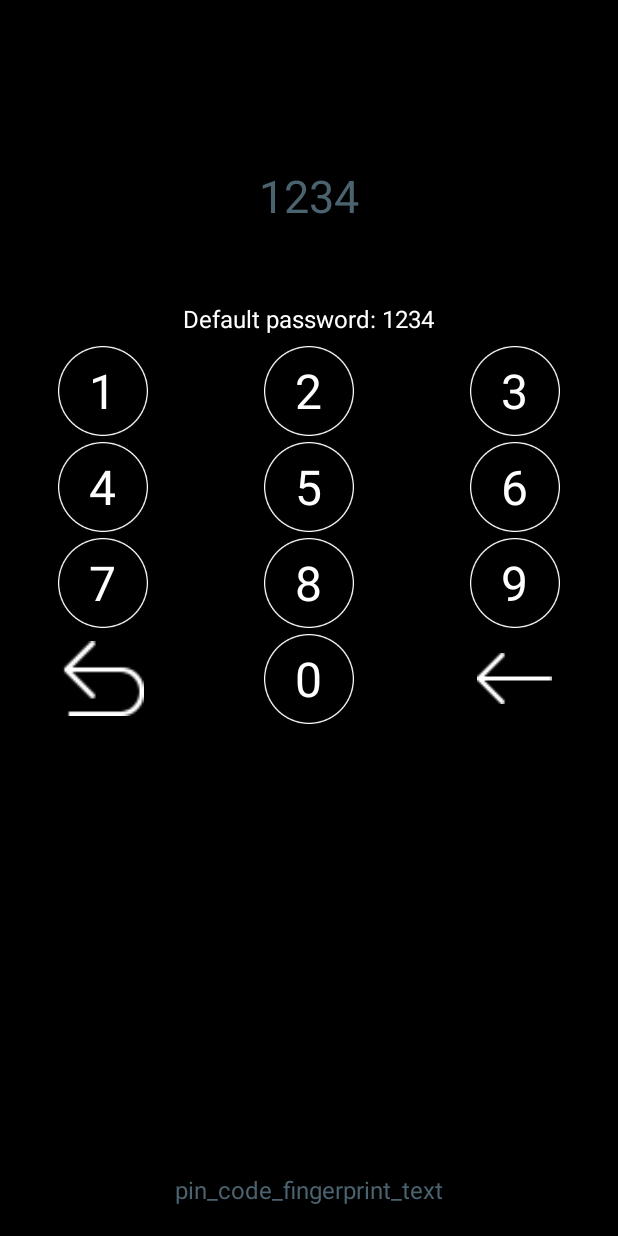
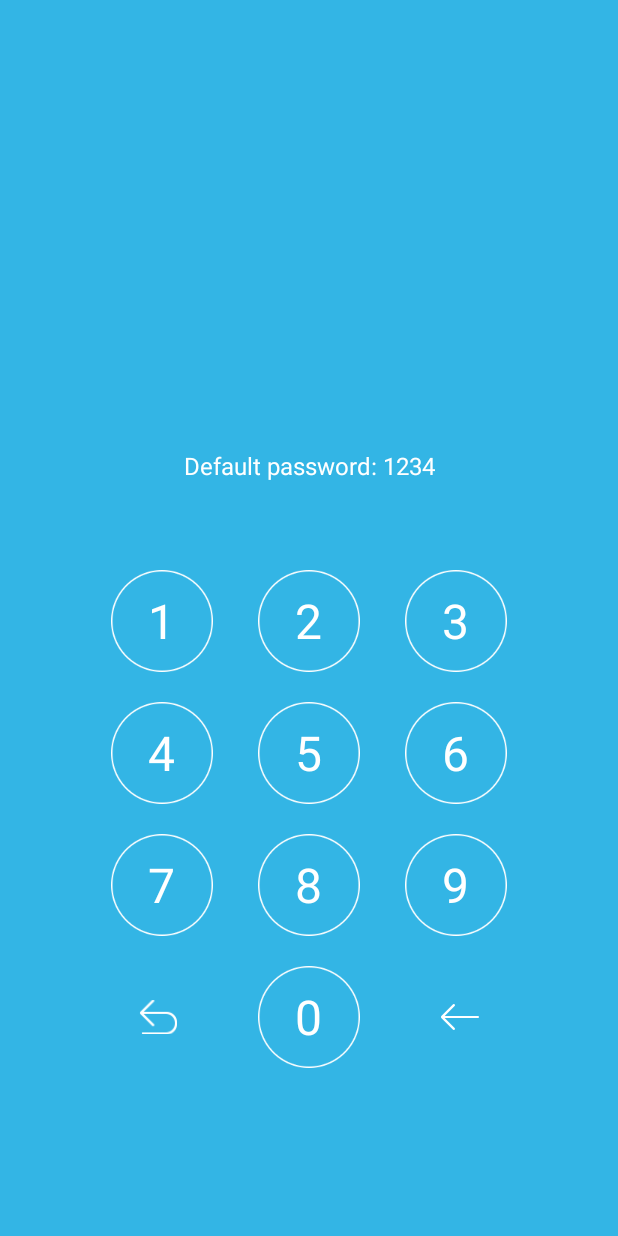
Before and after one commit to KyleCe/ScreenLocker2, an Android app: the layout password_pin_code.xml on its own in the app's theme, with its tools: preview values and no code run, on a phone screen of 412 x 824 dp. Run offline under Robolectric (Android 15) with nearby library versions, the phone set to English and light mode, and no system bars.

```diff
--- a/app/src/main/java/com/ce/game/screenlocker/view/PinCodeView.java
+++ b/app/src/main/java/com/ce/game/screenlocker/view/PinCodeView.java
@@ -30,7 +30,6 @@ public class PinCodeView extends RelativeLayout implements View.OnTouchListener
 
     private static final int DEFAULT_PIN_LENGTH = 4;
 
-    protected TextView mStepTextView;
     protected TextView mPasswordHint;
     protected PinCodeRoundView mPinCodeRoundView;
     protected KeyboardView mKeyboardView;
@@ -94,16 +93,12 @@ public class PinCodeView extends RelativeLayout implements View.OnTouchListener
         mPinCode = "";
         mOldPinCode = "";
 
-        mStepTextView = (TextView) this.findViewById(R.id.pin_code_step_textview);
         mPinCodeRoundView = (PinCodeRoundView) this.findViewById(R.id.pin_code_round_view);
         mPinCodeRoundView.setPinLength(this.getPinLength());
         mPasswordHint = (TextView) this.findViewById(R.id.pin_code_password_hint);
         mPasswordHint.setOnTouchListener(this);
         mKeyboardView = (KeyboardView) this.findViewById(R.id.pin_code_keyboard_view);
         mKeyboardView.setKeyboardButtonClickedListener(this);
-
-        RoundImageView logoImage = ((RoundImageView) findViewById(R.id.pin_code_logo_imageview));
-//        ViewU.show(logoImage);
 
     }
 
--- a/app/src/main/res/layout/password_pin_code.xml
+++ b/app/src/main/res/layout/password_pin_code.xml
@@ -1,124 +1,50 @@
 <?xml version="1.0" encoding="utf-8"?>
 <FrameLayout xmlns:android="http://schemas.android.com/apk/res/android"
-             xmlns:app="http://schemas.android.com/apk/res-auto"
              xmlns:tools="http://schemas.android.com/tools"
              android:layout_width="match_parent"
              android:layout_height="match_parent"
              android:background="@android:color/transparent"
-             android:fillViewport="true"
-             tools:background="@android:color/black"
-    >
+             tools:background="@android:color/holo_blue_light">
 
-    <ScrollView
+    <RelativeLayout
         android:layout_width="match_parent"
         android:layout_height="match_parent"
+        android:layout_gravity="center"
         android:background="@android:color/transparent"
-
-        android:fillViewport="true">
-
-        <RelativeLayout
-
-            android:layout_width="match_parent"
-            android:layout_height="wrap_content"
-            android:background="@android:color/transparent"
-            android:gravity="center_horizontal"
-            android:orientation="vertical"
-            android:paddingBottom="@dimen/activity_pin_code_padding"
-            android:paddingTop="@dimen/activity_pin_code_padding">
-
-            <com.ce.game.screenlocker.view.RoundImageView
-                android:id="@+id/pin_code_logo_imageview"
-                android:layout_width="60dp"
-                android:layout_height="60dp"
-                android:layout_alignParentTop="true"
-                android:layout_centerHorizontal="true"
-                android:layout_marginBottom="@dimen/pin_code_logo_margin"
-                android:scaleType="centerCrop"
-                android:visibility="invisible"
-                tools:visibility="visible"
-                />
-                android:src="@drawable/lock_background"
-
-            <View
-                android:layout_width="match_parent"
-                android:layout_height="1dp"
-                android:layout_below="@+id/pin_code_logo_imageview"
-                android:background="@color/rippleColor"
-                android:visibility="invisible"
-                />
-
-            <TextView
-                android:id="@+id/pin_code_step_textview"
-                android:layout_width="wrap_content"
-                android:layout_height="wrap_content"
-                android:layout_below="@+id/pin_code_logo_imageview"
-                android:layout_centerHorizontal="true"
-                android:textColor="@color/dark_grey_color"
-                android:textSize="@dimen/pin_code_step_text_size"
-                android:visibility="gone"
-                tools:text="1234"
-                tools:visibility="visible"
-                />
-
-            <com.ce.game.screenlocker.view.PinCodeRoundView
-                android:id="@+id/pin_code_round_view"
-                android:layout_width="wrap_content"
-                android:layout_height="wrap_content"
-                android:layout_below="@+id/pin_code_step_textview"
-                android:layout_marginBottom="@dimen/pin_code_elements_margin"
-                android:layout_marginTop="@dimen/pin_code_round_top_margin"/>
+        >
 
         <TextView
             android:id="@+id/pin_code_password_hint"
-                android:layout_width="wrap_content"
+            android:layout_width="match_parent"
             android:layout_height="wrap_content"
-                android:layout_below="@+id/pin_code_round_view"
-                android:layout_centerInParent="true"
+            android:layout_above="@+id/pin_code_round_view"
+            android:layout_centerHorizontal="true"
+            android:layout_marginTop="26dp"
+            android:gravity="center"
             android:singleLine="true"
             android:text="@string/pin_code_password_hint"
             android:textColor="@color/white"
             android:textSize="@dimen/pin_code_forgot_text_size"
-                tools:visibility="visible"
+
+            tools:visibility="visible"/>
+
+        <com.ce.game.screenlocker.view.PinCodeRoundView
+            android:id="@+id/pin_code_round_view"
+            android:layout_width="match_parent"
+            android:layout_height="wrap_content"
+            android:layout_above="@+id/pin_code_keyboard_view"
+            android:layout_marginTop="@dimen/pin_code_round_top_margin_top"
+            android:layout_marginBottom="@dimen/pin_code_round_top_margin"
             />
-            android:visibility="gone"
 
         <com.ce.game.screenlocker.view.KeyboardView
             android:id="@+id/pin_code_keyboard_view"
-                android:layout_width="wrap_content"
-                android:layout_height="wrap_content"
-                android:layout_marginTop="5dp"
-                android:layout_above="@+id/pin_code_fingerprint_imageview"
-                android:layout_below="@+id/pin_code_password_hint"/>
-
-            <ImageView
-                android:id="@+id/pin_code_fingerprint_imageview"
-                android:layout_width="wrap_content"
-                android:layout_height="wrap_content"
-                android:layout_above="@+id/pin_code_fingerprint_textview"
-                android:layout_centerHorizontal="true"
-                android:layout_marginTop="20dp"
-                android:visibility="gone"
-                tools:visibility="visible"
-                />
-
-            <TextView
-                android:id="@+id/pin_code_fingerprint_textview"
-                android:layout_width="wrap_content"
+            android:layout_width="match_parent"
             android:layout_height="wrap_content"
             android:layout_alignParentBottom="true"
-                android:layout_centerInParent="true"
-                android:singleLine="true"
-                android:text="pin_code_forgot_text"
-                android:textColor="@color/dark_grey_color"
-                android:textSize="@dimen/pin_code_forgot_text_size"
-                android:visibility="gone"
-                tools:text="pin_code_fingerprint_text"
-                tools:visibility="visible"
+            android:layout_marginBottom="112dp"
             />
-
     </RelativeLayout>
-
-    </ScrollView>
 
     <View
         android:id="@+id/black_cover"
--- a/app/src/main/res/layout/view_keyboard.xml
+++ b/app/src/main/res/layout/view_keyboard.xml
@@ -3,208 +3,242 @@
     xmlns:android="http://schemas.android.com/apk/res/android"
     xmlns:app="http://schemas.android.com/apk/res-auto"
     android:layout_width="match_parent"
-    android:layout_height="match_parent"
+    android:layout_height="wrap_content"
     android:orientation="vertical">
 
-    <LinearLayout
+    <RelativeLayout
         android:id="@+id/pin_code_first_row"
         android:layout_width="match_parent"
         android:layout_height="wrap_content"
-        android:orientation="horizontal"
-        android:weightSum="3">
+        >
 
         <FrameLayout
-            android:layout_width="0dp"
+            android:layout_width="wrap_content"
             android:layout_height="wrap_content"
-            android:layout_weight="1">
+            android:layout_marginEnd="30dp"
+            android:layout_marginRight="30dp"
+            android:layout_toLeftOf="@+id/first_row_center"
+            android:layout_toStartOf="@+id/first_row_center"
+            >
 
             <com.ce.game.screenlocker.view.KeyboardButtonView
                 android:id="@+id/pin_code_button_1"
-                android:layout_width="60dp"
-                android:layout_height="wrap_content"
+                android:layout_width="@dimen/keyboard_button_size"
+                android:layout_height="@dimen/keyboard_button_size"
                 android:layout_gravity="center"
                 app:lp_keyboard_button_text="@string/button1_large_text"/>
         </FrameLayout>
 
         <FrameLayout
-            android:layout_width="0dp"
+            android:id="@+id/first_row_center"
+            android:layout_width="wrap_content"
             android:layout_height="wrap_content"
-            android:layout_weight="1">
+            android:layout_centerInParent="true"
+            >
 
             <com.ce.game.screenlocker.view.KeyboardButtonView
                 android:id="@+id/pin_code_button_2"
-                android:layout_width="60dp"
-                android:layout_height="wrap_content"
+                android:layout_width="@dimen/keyboard_button_size"
+                android:layout_height="@dimen/keyboard_button_size"
                 android:layout_gravity="center"
                 app:lp_keyboard_button_text="@string/button2_large_text"/>
         </FrameLayout>
 
         <FrameLayout
-            android:layout_width="0dp"
+            android:layout_width="wrap_content"
             android:layout_height="wrap_content"
-            android:layout_weight="1">
+            android:layout_marginLeft="30dp"
+            android:layout_marginStart="30dp"
+            android:layout_toEndOf="@+id/first_row_center"
+            android:layout_toRightOf="@+id/first_row_center">
 
             <com.ce.game.screenlocker.view.KeyboardButtonView
                 android:id="@+id/pin_code_button_3"
-                android:layout_width="60dp"
-                android:layout_height="wrap_content"
+                android:layout_width="@dimen/keyboard_button_size"
+                android:layout_height="@dimen/keyboard_button_size"
                 android:layout_gravity="center"
                 app:lp_keyboard_button_text="@string/button3_large_text"/>
         </FrameLayout>
 
-    </LinearLayout>
+    </RelativeLayout>
 
-    <LinearLayout
+    <RelativeLayout
         android:id="@+id/pin_code_second_row"
         android:layout_width="match_parent"
         android:layout_height="wrap_content"
         android:layout_below="@+id/pin_code_first_row"
-        android:orientation="horizontal"
-        android:weightSum="3">
+        android:layout_marginTop="@dimen/pin_code_row_gap"
+        >
 
         <FrameLayout
-            android:layout_width="0dp"
+            android:layout_width="wrap_content"
             android:layout_height="wrap_content"
-            android:layout_weight="1">
+            android:layout_marginEnd="30dp"
+            android:layout_marginRight="30dp"
+            android:layout_toLeftOf="@+id/second_row_center"
+            android:layout_toStartOf="@+id/second_row_center"
+            >
 
             <com.ce.game.screenlocker.view.KeyboardButtonView
 
                 android:id="@+id/pin_code_button_4"
-                android:layout_width="60dp"
-                android:layout_height="wrap_content"
+                android:layout_width="@dimen/keyboard_button_size"
+                android:layout_height="@dimen/keyboard_button_size"
                 android:layout_gravity="center"
                 app:lp_keyboard_button_text="@string/button4_large_text"/>
         </FrameLayout>
 
         <FrameLayout
-            android:layout_width="0dp"
+            android:id="@+id/second_row_center"
+            android:layout_width="wrap_content"
             android:layout_height="wrap_content"
-            android:layout_weight="1">
+            android:layout_centerInParent="true"
+            >
 
             <com.ce.game.screenlocker.view.KeyboardButtonView
                 android:id="@+id/pin_code_button_5"
-                android:layout_width="60dp"
-                android:layout_height="wrap_content"
+                android:layout_width="@dimen/keyboard_button_size"
+                android:layout_height="@dimen/keyboard_button_size"
                 android:layout_gravity="center"
                 app:lp_keyboard_button_text="@string/button5_large_text"/>
         </FrameLayout>
 
         <FrameLayout
-            android:layout_width="0dp"
+            android:layout_width="wrap_content"
             android:layout_height="wrap_content"
-            android:layout_weight="1">
+            android:layout_marginLeft="30dp"
+            android:layout_marginStart="30dp"
+            android:layout_toEndOf="@+id/second_row_center"
+            android:layout_toRightOf="@+id/second_row_center">
 
             <com.ce.game.screenlocker.view.KeyboardButtonView
                 android:id="@+id/pin_code_button_6"
-                android:layout_width="60dp"
-                android:layout_height="wrap_content"
+                android:layout_width="@dimen/keyboard_button_size"
+                android:layout_height="@dimen/keyboard_button_size"
                 android:layout_gravity="center"
                 app:lp_keyboard_button_text="@string/button6_large_text"/>
         </FrameLayout>
 
-    </LinearLayout>
+    </RelativeLayout>
 
-    <LinearLayout
+    <RelativeLayout
         android:id="@+id/pin_code_third_row"
         android:layout_width="match_parent"
         android:layout_height="wrap_content"
         android:layout_below="@+id/pin_code_second_row"
-        android:orientation="horizontal"
-        android:weightSum="3">
+        android:layout_marginTop="@dimen/pin_code_row_gap"
+        >
 
         <FrameLayout
-            android:layout_width="0dp"
+            android:layout_width="wrap_content"
             android:layout_height="wrap_content"
-            android:layout_weight="1">
+            android:layout_marginEnd="30dp"
+            android:layout_marginRight="30dp"
+            android:layout_toLeftOf="@+id/third_row_center"
+            android:layout_toStartOf="@+id/third_row_center"
+            >
 
             <com.ce.game.screenlocker.view.KeyboardButtonView
                 android:id="@+id/pin_code_button_7"
-                android:layout_width="60dp"
-                android:layout_height="wrap_content"
+                android:layout_width="@dimen/keyboard_button_size"
+                android:layout_height="@dimen/keyboard_button_size"
                 android:layout_gravity="center"
                 app:lp_keyboard_button_text="@string/button7_large_text"/>
         </FrameLayout>
 
         <FrameLayout
-            android:layout_width="0dp"
+            android:id="@+id/third_row_center"
+            android:layout_width="wrap_content"
             android:layout_height="wrap_content"
-            android:layout_weight="1">
+            android:layout_centerInParent="true"
+            >
 
             <com.ce.game.screenlocker.view.KeyboardButtonView
                 android:id="@+id/pin_code_button_8"
-                android:layout_width="60dp"
-                android:layout_height="wrap_content"
+                android:layout_width="@dimen/keyboard_button_size"
+                android:layout_height="@dimen/keyboard_button_size"
                 android:layout_gravity="center"
                 app:lp_keyboard_button_text="@string/button8_large_text"/>
         </FrameLayout>
 
         <FrameLayout
-            android:layout_width="0dp"
+            android:layout_width="wrap_content"
             android:layout_height="wrap_content"
-            android:layout_weight="1">
+            android:layout_marginLeft="30dp"
+            android:layout_marginStart="30dp"
+            android:layout_toEndOf="@+id/third_row_center"
+            android:layout_toRightOf="@+id/third_row_center">
 
             <com.ce.game.screenlocker.view.KeyboardButtonView
                 android:id="@+id/pin_code_button_9"
-                android:layout_width="60dp"
-                android:layout_height="wrap_content"
+                android:layout_width="@dimen/keyboard_button_size"
+                android:layout_height="@dimen/keyboard_button_size"
                 android:layout_gravity="center"
                 app:lp_keyboard_button_text="@string/button9_large_text"/>
         </FrameLayout>
 
-    </LinearLayout>
+    </RelativeLayout>
 
-    <LinearLayout
+    <RelativeLayout
         android:id="@+id/pin_code_fourth_row"
         android:layout_width="match_parent"
         android:layout_height="wrap_content"
         android:layout_below="@+id/pin_code_third_row"
-        android:orientation="horizontal"
-        android:weightSum="3">
+        android:layout_marginTop="@dimen/pin_code_row_gap"
+        >
 
         <FrameLayout
-            android:layout_width="0dp"
+            android:layout_width="wrap_content"
             android:layout_height="wrap_content"
-            android:layout_gravity="center_vertical"
-            android:layout_weight="1">
+            android:layout_centerVertical="true"
+            android:layout_marginEnd="@dimen/pin_code_back_delete_margin"
+            android:layout_marginRight="@dimen/pin_code_back_delete_margin"
+            android:layout_toLeftOf="@+id/forth_row_center"
+            android:layout_toStartOf="@+id/forth_row_center"
+            >
 
             <com.ce.game.screenlocker.view.KeyboardButtonView
                 android:id="@+id/pin_code_button_10"
-                android:layout_width="60dp"
-                android:layout_height="50dp"
+                android:layout_width="@dimen/pin_code_back_delete_size"
+                android:layout_height="@dimen/pin_code_back_delete_size"
                 android:layout_gravity="center"
                 app:lp_keyboard_button_image="@drawable/unlockscreen_icon_return"
                 />
         </FrameLayout>
 
         <FrameLayout
-            android:layout_width="0dp"
+            android:id="@+id/forth_row_center"
+            android:layout_width="wrap_content"
             android:layout_height="wrap_content"
-            android:layout_weight="1">
+            android:layout_centerInParent="true"
+            >
 
             <com.ce.game.screenlocker.view.KeyboardButtonView
                 android:id="@+id/pin_code_button_0"
-                android:layout_width="60dp"
-                android:layout_height="wrap_content"
+                android:layout_width="@dimen/keyboard_button_size"
+                android:layout_height="@dimen/keyboard_button_size"
                 android:layout_gravity="center"
                 app:lp_keyboard_button_text="@string/button11_large_text"/>
         </FrameLayout>
 
         <FrameLayout
-            android:layout_width="0dp"
+            android:layout_width="wrap_content"
             android:layout_height="wrap_content"
-            android:layout_gravity="center_vertical"
-            android:layout_weight="1">
+            android:layout_centerVertical="true"
+            android:layout_marginLeft="@dimen/pin_code_back_delete_margin"
+            android:layout_marginStart="@dimen/pin_code_back_delete_margin"
+            android:layout_toEndOf="@+id/forth_row_center"
+            android:layout_toRightOf="@+id/forth_row_center">
 
             <com.ce.game.screenlocker.view.KeyboardButtonView
                 android:id="@+id/pin_code_button_clear"
-                android:layout_width="50dp"
-                android:layout_height="50dp"
+                android:layout_width="@dimen/pin_code_back_delete_size"
+                android:layout_height="@dimen/pin_code_back_delete_size"
                 android:layout_gravity="center"
-                android:layout_weight="1"
                 app:lp_keyboard_button_image="@drawable/unlockscreen_icon_delete"
                 />
         </FrameLayout>
 
-    </LinearLayout>
+    </RelativeLayout>
 
 </RelativeLayout>
--- a/app/src/main/res/layout/view_keyboard_button.xml
+++ b/app/src/main/res/layout/view_keyboard_button.xml
@@ -3,7 +3,7 @@
     xmlns:android="http://schemas.android.com/apk/res/android"
     xmlns:app="http://schemas.android.com/apk/res-auto"
     android:id="@+id/pin_code_keyboard_button_ripple"
-    android:layout_width="match_parent"
+    android:layout_width="wrap_content"
     android:layout_height="wrap_content"
     android:layout_gravity="center_vertical"
     android:paddingBottom="@dimen/keyboard_button_padding"
@@ -25,11 +25,10 @@
 
     <ImageView
         android:id="@+id/keyboard_button_imageview"
-        android:layout_width="64dp"
-        android:layout_height="64dp"
+        android:layout_width="@dimen/keyboard_button_size"
+        android:layout_height="@dimen/keyboard_button_size"
         android:layout_centerInParent="true"
         android:src="@drawable/unlockscreen_circle"
     />
-    android:visibility="gone"
 
 </com.ce.game.screenlocker.view.RippleView>
```
Lines whose indentation alone changed are shown as unchanged.
